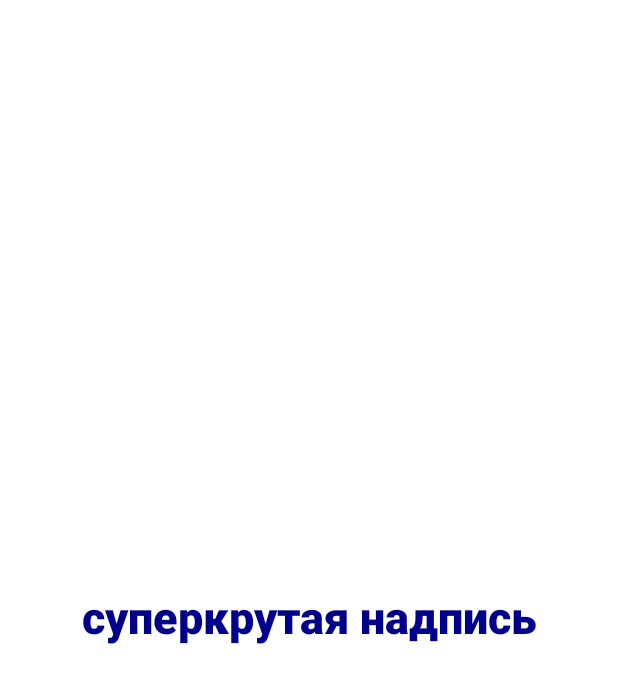
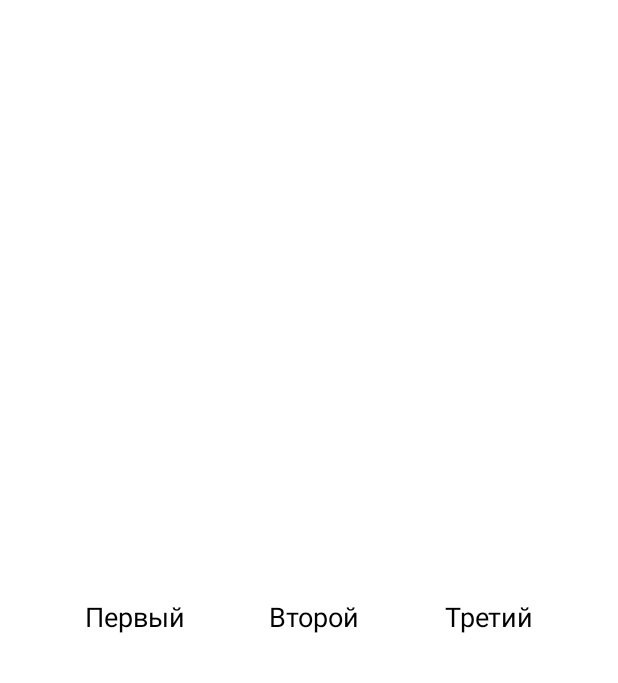
Before and after one commit to Tunefg/Lab2, an Android app built with Jetpack Compose: the @Preview function PreviewFundamentalApp, on a phone screen of 412 x 824 dp. Shown: the top 683 px of the screen. Run offline under Robolectric (Android 15) with nearby library versions, the phone set to English and light mode, and no system bars.

Commit message:
RowScreen

```diff
--- a/app/src/main/java/com/raywenderlich/android/lab1/screens/BoxScreen.kt
+++ b/app/src/main/java/com/raywenderlich/android/lab1/screens/BoxScreen.kt
@@ -2,6 +2,7 @@ package com.raywenderlich.android.lab1.screens
 
 
 import androidx.compose.runtime.Composable
+import androidx.compose.ui.Modifier
 import com.raywenderlich.android.lab1.router.BackButtonHandler
 import com.raywenderlich.android.lab1.router.FundamentalsRouter
 import com.raywenderlich.android.lab1.router.Screen
@@ -16,4 +17,4 @@ fun BoxScreen(){
 }
 
 @Composable
-fun MyBox(){}
+fun MyBox(modifier: Modifier = Modifier){}
--- a/app/src/main/java/com/raywenderlich/android/lab1/screens/NavigationScreen.kt
+++ b/app/src/main/java/com/raywenderlich/android/lab1/screens/NavigationScreen.kt
@@ -34,6 +34,7 @@ fun NavigationScreen() {
             NavigationButton(stringResource(id = R.string.button_buttons), Screen.Buttons)
             NavigationButton(stringResource(id = R.string.button_progress), Screen.ProgressIndicator)
             NavigationButton(stringResource(id = R.string.button_alertDialog), Screen.AlertDialog)
+            NavigationButton(stringResource(id = R.string.Row), Screen.Row)
         }
     }
 }
--- a/app/src/main/java/com/raywenderlich/android/lab1/screens/RowScreen.kt
+++ b/app/src/main/java/com/raywenderlich/android/lab1/screens/RowScreen.kt
@@ -3,7 +3,16 @@ package com.raywenderlich.android.lab1.screens
 import androidx.compose.runtime.Composable
 import com.raywenderlich.android.lab1.R
 import com.raywenderlich.android.lab1.router.BackButtonHandler
+import androidx.compose.foundation.layout.Arrangement
+import androidx.compose.foundation.layout.Row
+import androidx.compose.foundation.layout.fillMaxSize
+import androidx.compose.material.Text
 import com.raywenderlich.android.lab1.router.FundamentalsRouter
+import androidx.compose.ui.Alignment
+import androidx.compose.ui.Modifier
+import androidx.compose.ui.res.stringResource
+import androidx.compose.ui.tooling.preview.Preview
+import androidx.compose.ui.unit.sp
 import com.raywenderlich.android.lab1.router.Screen
 
 val THREE_ELEMENT_LIST = listOf(R.string.first, R.string.second, R.string.third)
@@ -18,4 +27,16 @@ fun RowScreen(){
 }
 
 @Composable
-fun MyRow(){}
+fun MyRow() {
+    Row(verticalAlignment = Alignment.CenterVertically,
+        horizontalArrangement = Arrangement.SpaceEvenly,
+        modifier = Modifier.fillMaxSize()) {
+
+        THREE_ELEMENT_LIST.forEach { textResId ->
+            Text(
+                text = stringResource(id = textResId),
+                fontSize = 18.sp
+            )
+        }
+    }
+}
--- a/app/src/main/java/com/raywenderlich/android/lab1/screens/ScaffoldScreen.kt
+++ b/app/src/main/java/com/raywenderlich/android/lab1/screens/ScaffoldScreen.kt
@@ -4,6 +4,7 @@ import androidx.compose.material.ScaffoldState
 import androidx.compose.runtime.Composable
 import com.raywenderlich.android.lab1.router.BackButtonHandler
 import com.raywenderlich.android.lab1.router.FundamentalsRouter
+import com.raywenderlich.android.lab1.router.Screen
 
 @Composable
 fun ScaffoldScreen(){
--- a/app/src/main/res/values/strings.xml
+++ b/app/src/main/res/values/strings.xml
@@ -12,5 +12,9 @@
     <string name="title_alertDialog">Внимание</string>
     <string name="alertDialog_about">Это диалоговое окно</string>
     <string name="insert_email">Email</string>
+    <string name="first">Первый</string>
+    <string name="second">Второй</string>
+    <string name="third">Третий</string>
+    <string name="Row">Row</string>
 
 </resources>
```
Also changed, not shown: app/src/main/java/com/raywenderlich/android/lab1/screens/SurfaceScreen.kt (+6 -2 lines).
